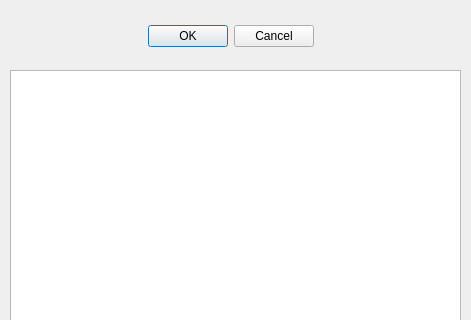
Above: submodel/locally/locally_design.ui from pfzsteven/EFGui before the change; both pictures show x 0 to 471 and y 0 to 320 of the 471 by 640 pixel window. Below: the same form after it.
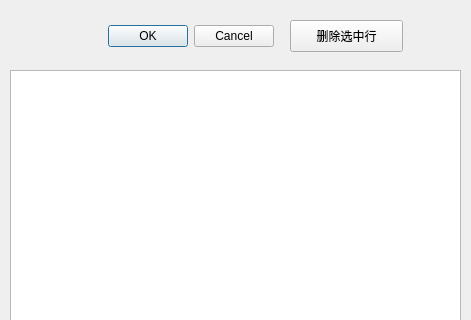
That is the form after the change.

Commit message: 增加删除行数据支持

Patch:
```diff
--- a/submodel/locally/locally_design.ui
+++ b/submodel/locally/locally_design.ui
@@ -38,7 +38,7 @@
   <widget class="QDialogButtonBox" name="buttonBox">
    <property name="geometry">
     <rect>
-     <x>140</x>
+     <x>100</x>
      <y>20</y>
      <width>181</width>
      <height>32</height>
@@ -54,6 +54,19 @@
     <bool>true</bool>
    </property>
   </widget>
+  <widget class="QPushButton" name="btn_delete_row">
+   <property name="geometry">
+    <rect>
+     <x>290</x>
+     <y>20</y>
+     <width>113</width>
+     <height>32</height>
+    </rect>
+   </property>
+   <property name="text">
+    <string>删除选中行</string>
+   </property>
+  </widget>
  </widget>
  <resources/>
  <connections/>
```
The commit also changes 3 other files.
